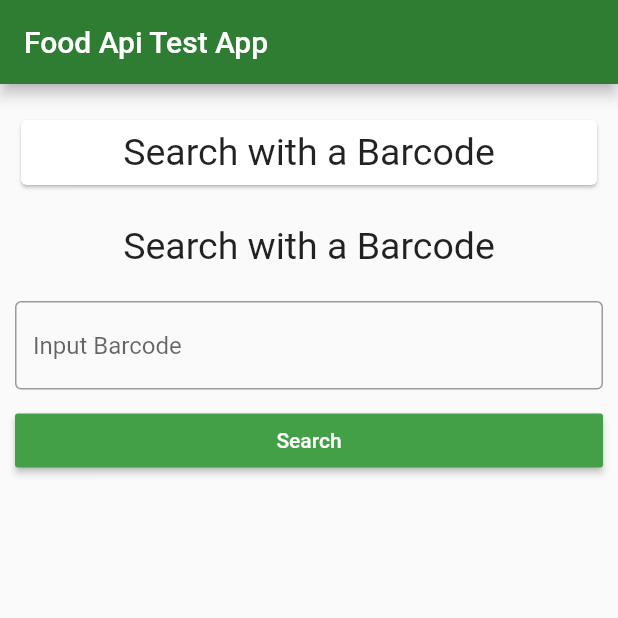
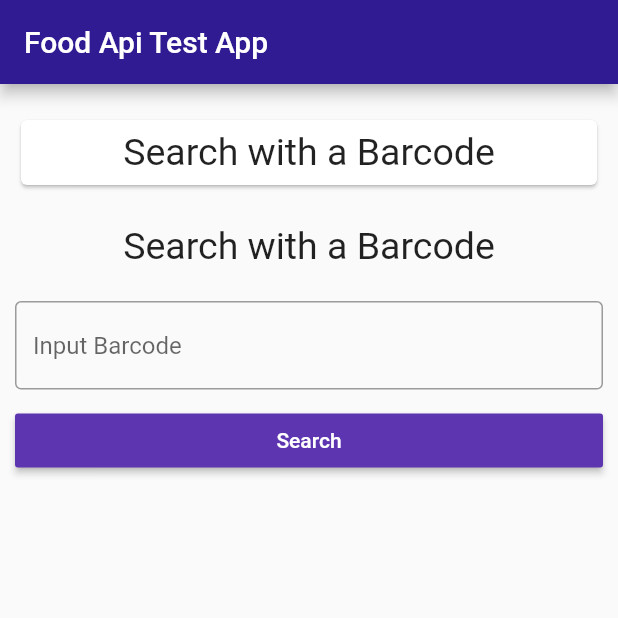
Before and after one commit to andreiZi/Open_Food_Facts_Product_App, a Flutter app: the screen it shows after launch, on a phone screen of 412 x 824 dp, the top half of it. Run offline on Flutter 3.47's test engine with Material 2 defaults, Android fonts, the phone set to English and light mode, and no system bars; our stand-ins replace bloc, dartz, data_connection_checker, equatable, flutter_bloc, get_it.

```diff
--- a/lib/features/product_manager/presentation/bloc/product_manager_bloc.dart
+++ b/lib/features/product_manager/presentation/bloc/product_manager_bloc.dart
@@ -16,7 +16,7 @@ const String SERVER_FAILURE_MESSAGE = 'Server Failure';
 const String CACHE_FAILURE_MESSAGE = 'Cache Failure';
 const String INVALID_INPUT_FAILURE_MESSAGE =
     'Invalid Input - The number must be a positive integer or zero.';
-const String PRODUCT_NOT_FOUND_FAILURE_MESSAGE = "Product not found<";
+const String PRODUCT_NOT_FOUND_FAILURE_MESSAGE = "Product not found";
 
 class ProductManagerBloc
     extends Bloc<ProductManagerEvent, ProductManagerState> {
--- a/lib/features/product_manager/presentation/widgets/open_food_item_title_display.dart
+++ b/lib/features/product_manager/presentation/widgets/open_food_item_title_display.dart
@@ -1,4 +1,4 @@
-import 'package:flutter/cupertino.dart';
+import 'package:flutter/widgets.dart';
 import 'package:food_api_test_app/features/product_manager/domain/entities/open_food_item.dart';
 
 class OpenFoodItemTitleDisplay extends StatelessWidget {
--- a/lib/main.dart
+++ b/lib/main.dart
@@ -15,8 +15,8 @@ class MyApp extends StatelessWidget {
     return MaterialApp(
       title: 'Food Api Test App',
       theme: ThemeData(
-        primaryColor: Colors.green.shade800,
-        accentColor: Colors.green.shade600,
+        primaryColor: Colors.deepPurple.shade900,
+        accentColor: Colors.deepPurple.shade600,
       ),
       home: ProductManagerPage(),
     );
--- a/pubspec.yaml
+++ b/pubspec.yaml
@@ -22,6 +22,7 @@ environment:
 
 dependencies:
   flutter:
+
     sdk: flutter
 
   get_it: ^2.0.1
@@ -61,8 +62,9 @@ flutter:
   uses-material-design: true
 
   # To add assets to your application, add an assets section, like this:
-  # assets:
-  #   - images/a_dot_burr.jpeg
+
+  assets:
+    - assets/gifs/
   #   - images/a_dot_ham.jpeg
 
   # An image asset can refer to one or more resolution-specific "variants", see
```
Also changed, not shown: lib/features/product_manager/presentation/widgets/image_error_display.dart (added, +11 -0 lines), lib/features/product_manager/presentation/widgets/open_food_item_image_display.dart (added, +32 -0 lines), assets/gifs/404-animated.gif (added).
